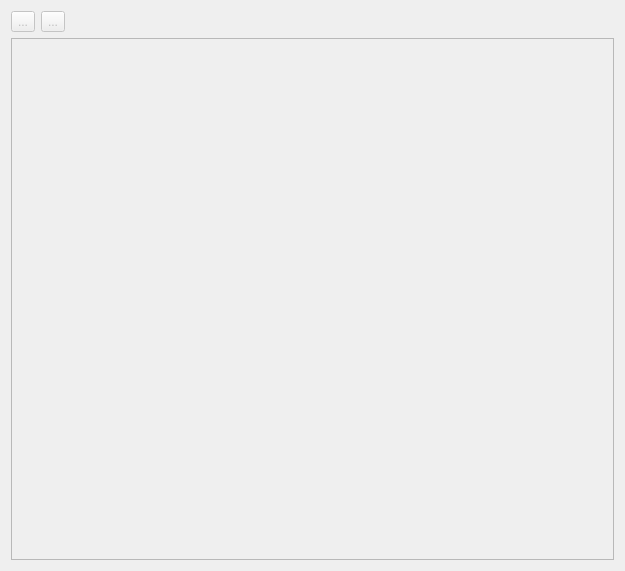
Qt form res/ui/PixelPalette.ui (cspang1/jide) before a commit.
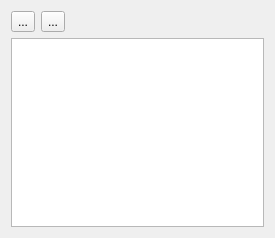
The same form after that commit. Icons and pictures are not drawn.

```diff
--- a/res/ui/PixelPalette.ui
+++ b/res/ui/PixelPalette.ui
@@ -6,8 +6,8 @@
    <rect>
     <x>0</x>
     <y>0</y>
-    <width>625</width>
-    <height>571</height>
+    <width>275</width>
+    <height>238</height>
    </rect>
   </property>
   <property name="windowTitle">
@@ -19,7 +19,7 @@
      <item>
       <widget class="QToolButton" name="add_pixel_palette">
        <property name="enabled">
-        <bool>false</bool>
+        <bool>true</bool>
        </property>
        <property name="text">
         <string>...</string>
@@ -33,7 +33,7 @@
      <item>
       <widget class="QToolButton" name="remove_pixel_palette">
        <property name="enabled">
-        <bool>false</bool>
+        <bool>true</bool>
        </property>
        <property name="text">
         <string>...</string>
@@ -64,7 +64,7 @@
      <item>
       <widget class="QGraphicsView" name="palette_view">
        <property name="enabled">
-        <bool>false</bool>
+        <bool>true</bool>
        </property>
       </widget>
      </item>
```
